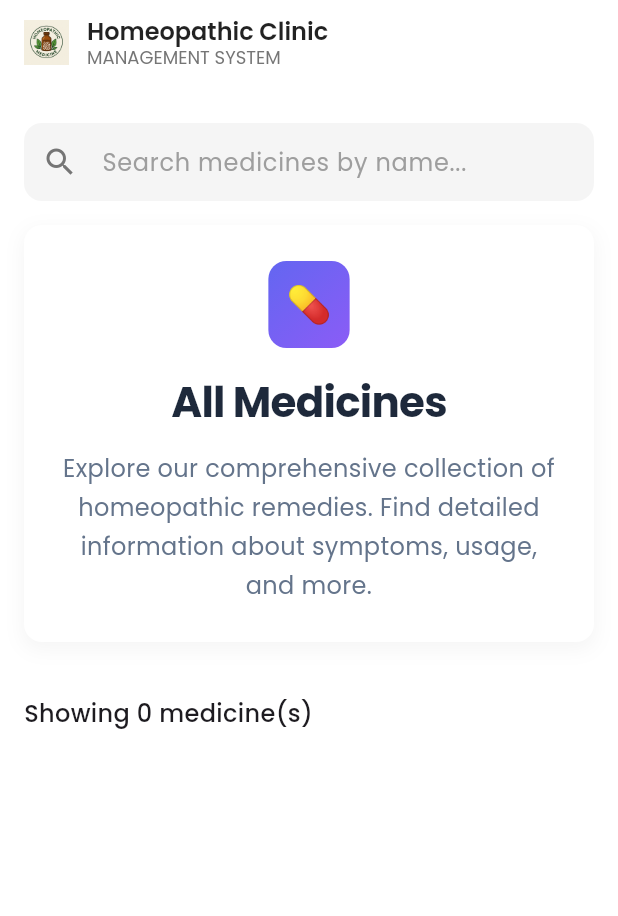
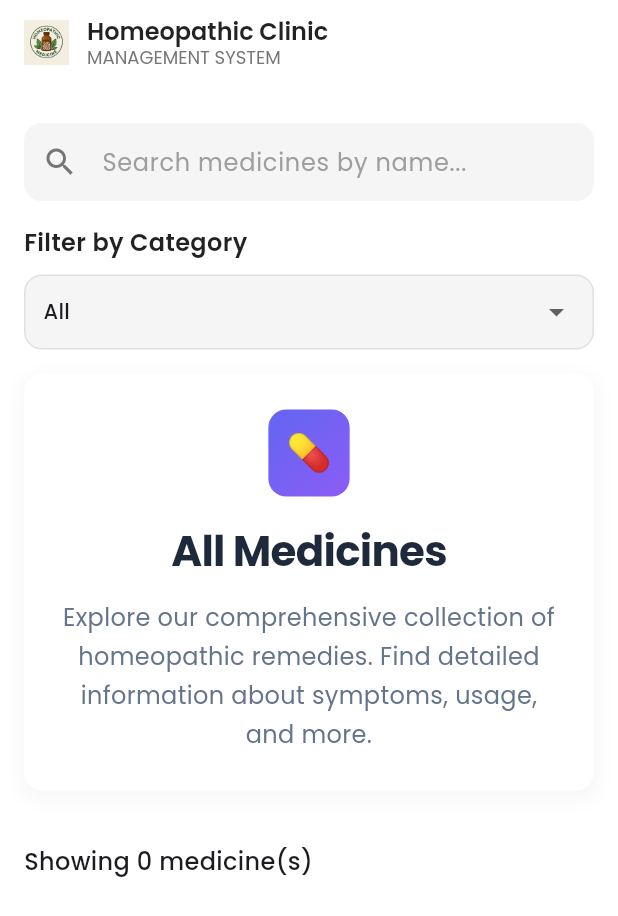
Before and after one commit to BossBhandariAetpl/homeopathicFlutterApp, a Flutter app: the screen it shows after launch, on a phone screen of 412 x 824 dp. Shown: the top 916 px of the screen. Run offline on Flutter 3.47's test engine with Material 3 defaults, Android fonts, the light colour scheme and no system bars; our stand-ins replace dio, firebase_core, google_fonts; accounts and stored records are empty; network calls fail.

Commit message:
Search by category UI implemented

```diff
--- a/lib/screens/home_screen.dart
+++ b/lib/screens/home_screen.dart
@@ -1,4 +1,5 @@
 import 'package:flutter/material.dart';
+import 'package:flutter_homeopathy_app/widgets/search/category_dropdown.dart';
 import 'package:flutter_homeopathy_app/widgets/search/search_by_name.dart';
 import 'package:google_fonts/google_fonts.dart';
 import '../models/medicine.dart';
@@ -17,6 +18,22 @@ class HomeScreen extends StatefulWidget {
 class _HomeScreenState extends State<HomeScreen> {
   bool loading = true;
   List<Medicine> medicines = [];
+
+  String selectedCategory = "all";
+
+  List<String> categories = [
+    "all",
+    "Pain Relief",
+    "Fever",
+    "Digestive",
+    "Respiratory",
+    "Urinary",
+    "Sleep",
+    "Skin",
+    "Female",
+    "Male",
+    "General",
+  ];
 
   @override
   void initState() {
@@ -49,16 +66,31 @@ class _HomeScreenState extends State<HomeScreen> {
     padding: const EdgeInsets.all(16),
     children: [
 
-      // 🔍 Search Bar — now scrolls
+      // 🔍 Search Bar (scrolls)
       SearchByName(
         onChanged: (value) {
-          // TODO: add logic later
+          // TODO search logic
         },
       ),
 
       const SizedBox(height: 16),
 
-      // 🌟 Medicines Header — now scrolls
+      // NEW: CATEGORY DROPDOWN (scrolls)
+      CategoryDropdown(
+        categories: categories,
+        selectedCategory: selectedCategory,
+        onChanged: (value) {
+          setState(() {
+            selectedCategory = value ?? "all";
+          });
+
+          // TODO: filtering logic
+        },
+      ),
+
+      const SizedBox(height: 16),
+
+      // 🌟 Header
       const MedicinesHeader(
         title: 'All Medicines',
         description:
@@ -68,7 +100,7 @@ class _HomeScreenState extends State<HomeScreen> {
 
       const SizedBox(height: 12),
 
-      // 📌 Count — now scrolls
+      // Showing count
       Text(
         "Showing ${medicines.length} medicine(s)",
         style: GoogleFonts.poppins(
@@ -79,14 +111,13 @@ class _HomeScreenState extends State<HomeScreen> {
 
       const SizedBox(height: 12),
 
-      // 🩺 Medicine cards — scroll as usual
+      // Medicine cards
       ...medicines.map(
         (med) => Padding(
           padding: const EdgeInsets.only(bottom: 12),
           child: MedicineCard(
             key: ValueKey("${med.remedy}_${med.commonName}"),
             medicine: med,
-            onTap: () {},
           ),
         ),
       ),
@@ -96,4 +127,5 @@ class _HomeScreenState extends State<HomeScreen> {
 
 
 
+
 }
--- /dev/null
+++ b/lib/widgets/search/category_dropdown.dart
@@ -0,0 +1,60 @@
+import 'package:flutter/material.dart';
+import 'package:google_fonts/google_fonts.dart';
+
+class CategoryDropdown extends StatelessWidget {
+  final List<String> categories;
+  final String selectedCategory;
+  final void Function(String?)? onChanged;
+
+  const CategoryDropdown({
+    super.key,
+    required this.categories,
+    required this.selectedCategory,
+    this.onChanged,
+  });
+
+  @override
+  Widget build(BuildContext context) {
+    return Column(
+      crossAxisAlignment: CrossAxisAlignment.start,
+      children: [
+        Text(
+          "Filter by Category",
+          style: GoogleFonts.poppins(
+            fontSize: 16,
+            fontWeight: FontWeight.w600,
+            color: Colors.black87,
+          ),
+        ),
+
+        const SizedBox(height: 10),
+
+        Container(
+          padding: const EdgeInsets.symmetric(horizontal: 12),
+          decoration: BoxDecoration(
+            color: Colors.grey.shade100,
+            borderRadius: BorderRadius.circular(12),
+            border: Border.all(color: Colors.grey.shade300),
+          ),
+          child: DropdownButtonHideUnderline(
+            child: DropdownButton<String>(
+              value: selectedCategory,
+              isExpanded: true,
+              icon: const Icon(Icons.arrow_drop_down),
+              items: categories.map((category) {
+                return DropdownMenuItem(
+                  value: category,
+                  child: Text(
+                    category[0].toUpperCase() + category.substring(1),
+                    style: GoogleFonts.poppins(fontSize: 14),
+                  ),
+                );
+              }).toList(),
+              onChanged: onChanged,
+            ),
+          ),
+        ),
+      ],
+    );
+  }
+}
```
